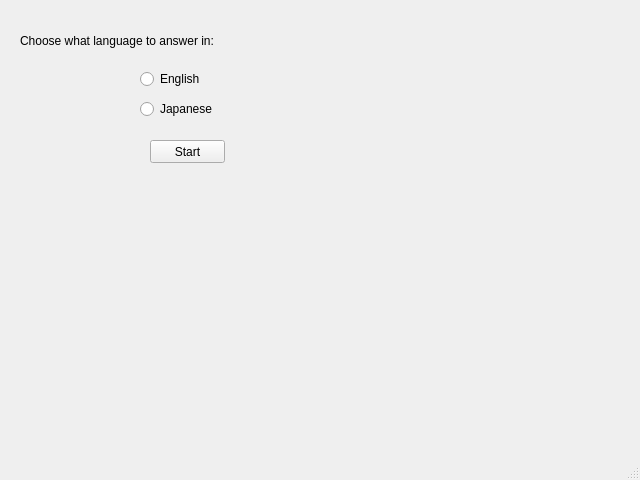
The window that vocab_quiz_gui.ui (penelopenichols/Nakama-1-Vocab-Practice-App) describes before a commit, drawn with Qt 5.
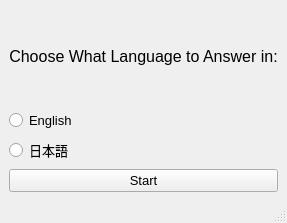
The same window after the commit.

Diff of the .ui file:
```diff
--- a/vocab_quiz_gui.ui
+++ b/vocab_quiz_gui.ui
@@ -9,75 +9,109 @@
    <rect>
     <x>0</x>
     <y>0</y>
-    <width>640</width>
-    <height>480</height>
+    <width>285</width>
+    <height>223</height>
    </rect>
   </property>
+  <property name="minimumSize">
+   <size>
+    <width>0</width>
+    <height>0</height>
+   </size>
+  </property>
+  <property name="maximumSize">
+   <size>
+    <width>600</width>
+    <height>600</height>
+   </size>
+  </property>
   <property name="windowTitle">
    <string>MainWindow</string>
   </property>
   <widget class="QWidget" name="centralwidget">
-   <widget class="QLabel" name="label_text_asnwer_language">
-    <property name="enabled">
-     <bool>true</bool>
-    </property>
-    <property name="geometry">
-     <rect>
-      <x>20</x>
-      <y>30</y>
-      <width>321</width>
-      <height>21</height>
-     </rect>
-    </property>
-    <property name="text">
-     <string>Choose what language to answer in:</string>
-    </property>
-   </widget>
-   <widget class="QRadioButton" name="radioButton_english">
-    <property name="geometry">
-     <rect>
-      <x>140</x>
-      <y>70</y>
-      <width>80</width>
-      <height>18</height>
-     </rect>
-    </property>
-    <property name="text">
-     <string>English</string>
-    </property>
-    <attribute name="buttonGroup">
-     <string notr="true">buttonGroup_radio_language</string>
-    </attribute>
-   </widget>
-   <widget class="QRadioButton" name="radioButton_japanese">
-    <property name="geometry">
-     <rect>
-      <x>140</x>
-      <y>100</y>
-      <width>80</width>
-      <height>18</height>
-     </rect>
-    </property>
-    <property name="text">
-     <string>Japanese</string>
-    </property>
-    <attribute name="buttonGroup">
-     <string notr="true">buttonGroup_radio_language</string>
-    </attribute>
-   </widget>
-   <widget class="QPushButton" name="pushButton_start">
-    <property name="geometry">
-     <rect>
-      <x>150</x>
-      <y>140</y>
-      <width>75</width>
-      <height>23</height>
-     </rect>
-    </property>
-    <property name="text">
-     <string>Start</string>
-    </property>
-   </widget>
+   <layout class="QGridLayout" name="gridLayout_2">
+    <item row="3" column="0">
+     <widget class="QRadioButton" name="radioButton_japanese">
+      <property name="enabled">
+       <bool>true</bool>
+      </property>
+      <property name="font">
+       <font>
+        <pointsize>10</pointsize>
+       </font>
+      </property>
+      <property name="text">
+       <string>日本語</string>
+      </property>
+      <attribute name="buttonGroup">
+       <string notr="true">buttonGroup_radio_language</string>
+      </attribute>
+     </widget>
+    </item>
+    <item row="4" column="0">
+     <widget class="QPushButton" name="pushButton_start">
+      <property name="enabled">
+       <bool>true</bool>
+      </property>
+      <property name="font">
+       <font>
+        <pointsize>10</pointsize>
+       </font>
+      </property>
+      <property name="text">
+       <string>Start</string>
+      </property>
+     </widget>
+    </item>
+    <item row="0" column="0">
+     <widget class="QLabel" name="label_text_asnwer_language">
+      <property name="enabled">
+       <bool>true</bool>
+      </property>
+      <property name="font">
+       <font>
+        <pointsize>12</pointsize>
+       </font>
+      </property>
+      <property name="layoutDirection">
+       <enum>Qt::LeftToRight</enum>
+      </property>
+      <property name="text">
+       <string>Choose What Language to Answer in:</string>
+      </property>
+      <property name="textFormat">
+       <enum>Qt::PlainText</enum>
+      </property>
+      <property name="alignment">
+       <set>Qt::AlignCenter</set>
+      </property>
+     </widget>
+    </item>
+    <item row="1" column="0">
+     <widget class="QRadioButton" name="radioButton_english">
+      <property name="enabled">
+       <bool>true</bool>
+      </property>
+      <property name="sizePolicy">
+       <sizepolicy hsizetype="Fixed" vsizetype="Fixed">
+        <horstretch>0</horstretch>
+        <verstretch>0</verstretch>
+       </sizepolicy>
+      </property>
+      <property name="font">
+       <font>
+        <pointsize>10</pointsize>
+       </font>
+      </property>
+      <property name="text">
+       <string>English</string>
+      </property>
+      <attribute name="buttonGroup">
+       <string notr="true">buttonGroup_radio_language</string>
+      </attribute>
+     </widget>
+    </item>
+   </layout>
   </widget>
   <widget class="QMenuBar" name="menubar">
    <property name="geometry">
```
Left out of the diff: 4 changed lines with no effect on the pictures.
